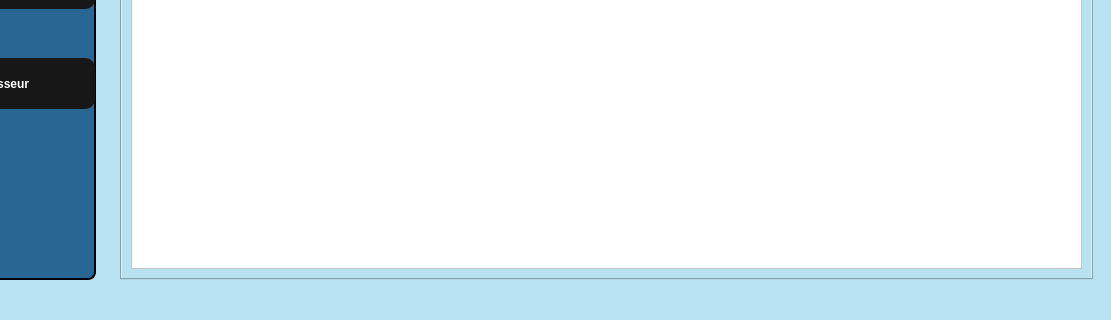
First picture: the form in saleswindow.ui, repository Esprit-UP-Algo/projetcpp-2a25-s1-smart-optical-store, before the edit; both pictures show x 124 to 1235 and y 480 to 800 of the 1235 by 800 pixel window.
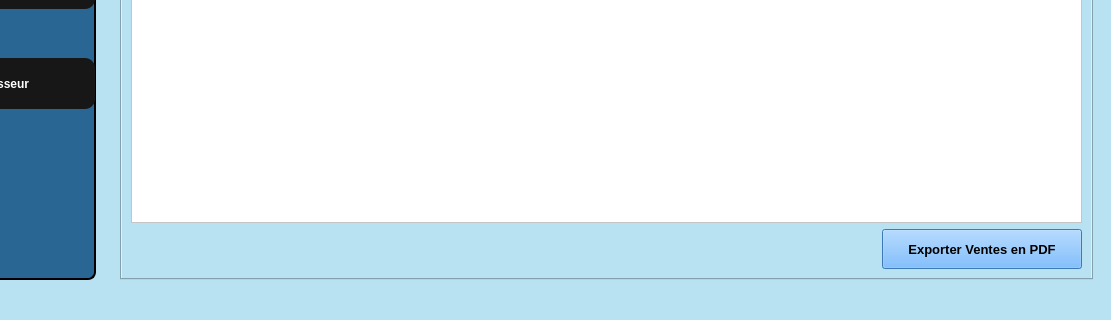
Second picture: the form after the edit. The open tabs and pages were chosen to show the change. Icons and pictures are not drawn.

```diff
--- a/saleswindow.ui
+++ b/saleswindow.ui
@@ -837,6 +837,46 @@
              </property>
             </widget>
            </item>
+           <item>
+            <layout class="QHBoxLayout" name="exportButtonLayout">
+             <item>
+              <spacer name="horizontalSpacer_export">
+               <property name="orientation">
+                <enum>Qt::Orientation::Horizontal</enum>
+               </property>
+               <property name="sizeHint" stdset="0">
+                <size>
+                 <width>40</width>
+                 <height>20</height>
+                </size>
+               </property>
+              </spacer>
+             </item>
+             <item>
+              <widget class="QPushButton" name="exportPdfButton">
+               <property name="minimumSize">
+                <size>
+                 <width>200</width>
+                 <height>40</height>
+                </size>
+               </property>
+               <property name="font">
+                <font>
+                 <pointsize>10</pointsize>
+                 <bold>true</bold>
+                </font>
+               </property>
+               <property name="styleSheet">
+                <string notr="true">background-color: #55aaff;
+color: black;</string>
+               </property>
+               <property name="text">
+                <string>Exporter Ventes en PDF</string>
+               </property>
+              </widget>
+             </item>
+            </layout>
+           </item>
           </layout>
          </widget>
         </widget>
```
Left out of the diff: 25 changed lines with no effect on the pictures.
